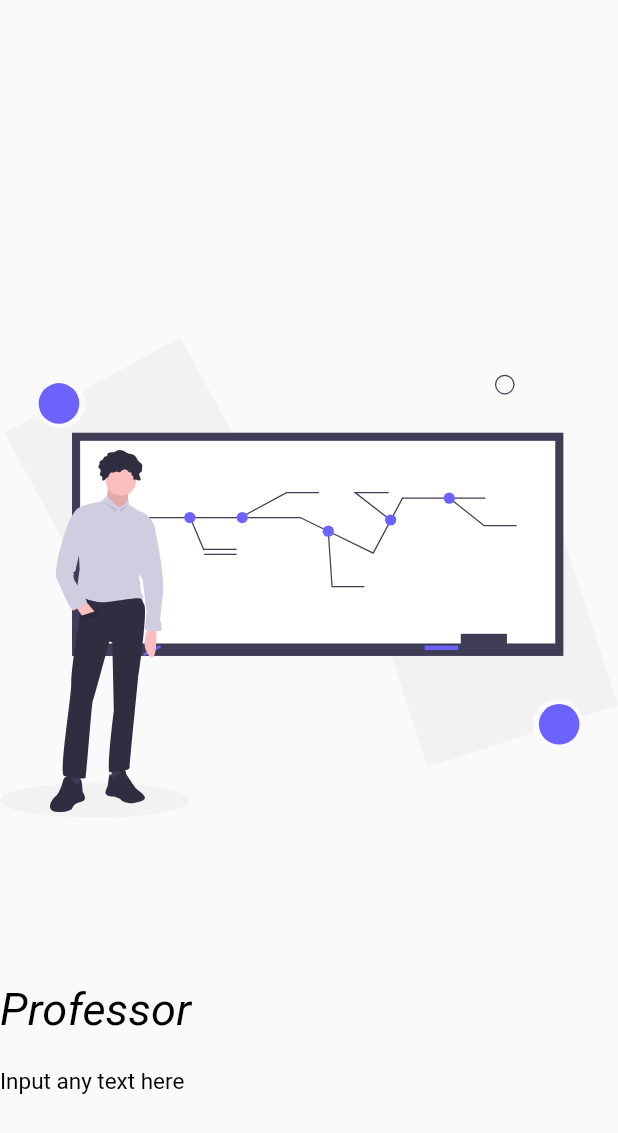
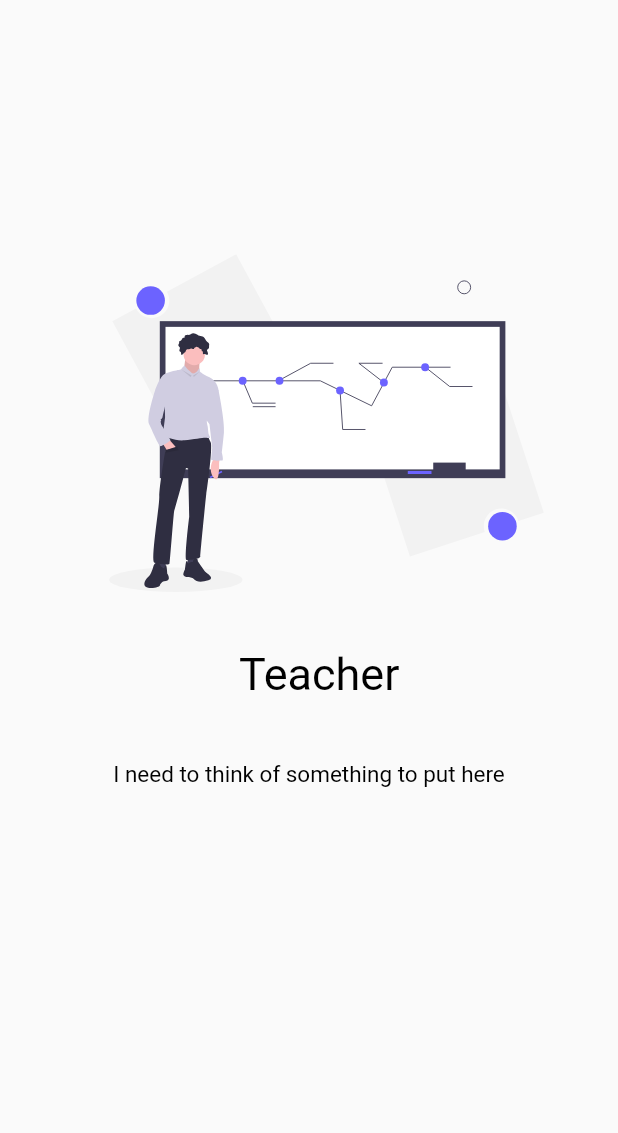
Before and after one commit to richikchanda1999/Library-Management-Software, a Flutter app: the screen it shows after launch, on a phone screen of 412 x 824 dp. Shown: the top 1133 px of the screen. Run offline on Flutter 3.47's test engine with Material 2 defaults, Android fonts, the phone set to English and light mode, and no system bars; our stand-ins replace flutter_screenutil, flutter_svg.

Commit message:
Commit Manul

```diff
--- a/lib/UI/Manul.dart
+++ b/lib/UI/Manul.dart
@@ -1,6 +1,7 @@
 import 'package:flutter/material.dart';
 import 'package:flutter_svg/flutter_svg.dart';
 import 'package:flutter_screenutil/flutter_screenutil.dart';
+import 'package:library_management/support.dart';
 
 class MyApp extends StatelessWidget {
   @override
@@ -22,41 +23,34 @@ class MyScaffold extends StatelessWidget {
 //        ),
       body: Stack(
         children: <Widget>[
-          Positioned(
-              top: h(167),
-              left: w(59.21),
-              height: h(211.9),
-              width: w(272.79),
-              child: SvgPicture.asset('assets/undraw_professor_8lrt.svg',
+          MyStackWidget(
+            start: 59.21,
+            width: 272.79,
+            top: 167,
+            height: 211.9,
+            child: SvgPicture.asset('assets/undraw_professor_8lrt.svg',
                 semanticsLabel: 'Professor Logo',
                 height: h(211.9),
-                width: w(272.79),)
+                width: w(272.79)),
           ),
-          Positioned(
-              bottom: 80,
-              child: Text("Professor",
-                  style: TextStyle(color: Colors.black,
-                      fontStyle: FontStyle.italic,
-                      fontSize: 30)
-              )
+          MyStackWidget(
+              start: 145,
+              top: 426,
+              child: Text("Teacher", textAlign: TextAlign.center,
+                  style: TextStyle(
+                      color: Colors.black,
+                      fontSize: 30))
           ),
-          Positioned(
-              bottom: 40,
-              child: Text("Input any text here",
-                  style: TextStyle(color: Colors.black,
-                      fontSize: 15)
-              )
+          MyStackWidget(
+              start: 41,
+              end: 41,
+              top: 500,
+              height: 25,
+              child: Text("I need to think of something to put here", textAlign: TextAlign.center,
+                  style: TextStyle(color: Colors.black, fontSize: 15))
           )
         ],
       ),
     );
   }
 }
-
-class HWLR extends StatelessWidget {
-  double height, width, left, right;
-  @override
-  Widget build(BuildContext context) {
-    return ;
-  }
-}
```
